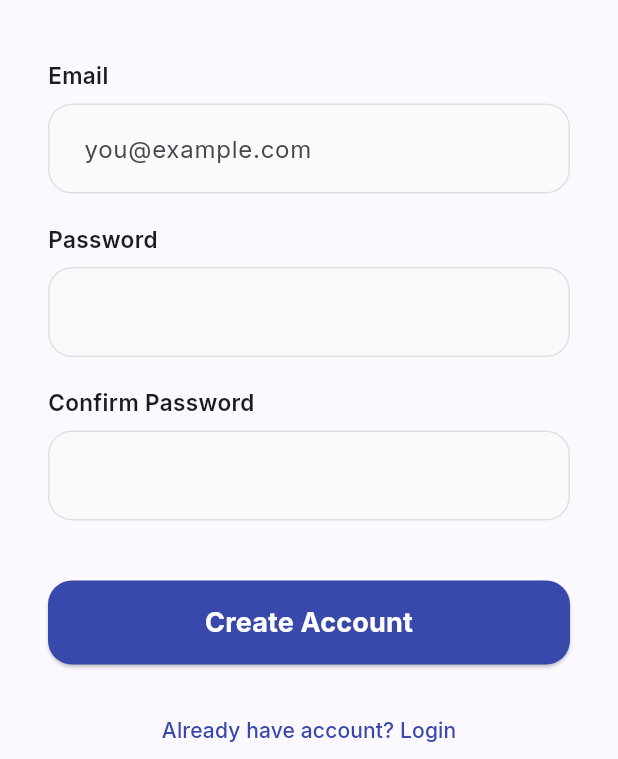
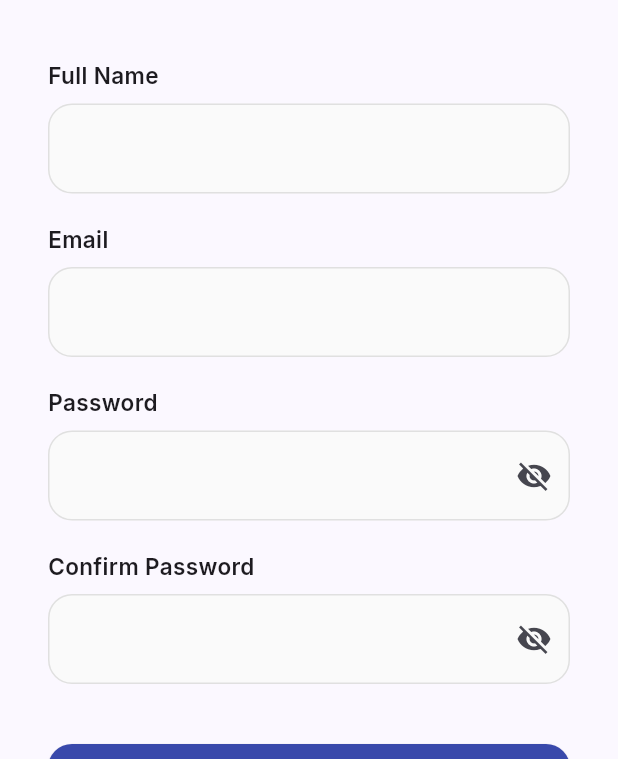
Before and after one commit to NirjalGGMU/BhandarX_App, a Flutter app: the RegisterScreen screen opened by its route, on a phone screen of 412 x 824 dp, the part 477-1236 px from its top. Run offline on Flutter 3.47's test engine with Material 3 defaults, Android fonts, the phone set to English and light mode, and no system bars; our stand-ins replace google_fonts, shared_preferences; accounts and stored records are empty.

Commit message:
Update UI and fix register

```diff
--- a/bhandarx_flutter/lib/screens/register_screen.dart
+++ b/bhandarx_flutter/lib/screens/register_screen.dart
@@ -1,137 +1,10 @@
-// // lib/screens/register_screen.dart
-
-// import 'package:flutter/material.dart';
-// import '../widgets/input_field.dart';
-// import '../widgets/custom_button.dart';
-// import '../services/auth_storage.dart';
-// import 'login_screen.dart';
-
-// class RegisterScreen extends StatefulWidget {
-//   static const routeName = '/register';
-//   const RegisterScreen({super.key});
-
-//   @override
-//   State<RegisterScreen> createState() => _RegisterScreenState();
-// }
-
-// class _RegisterScreenState extends State<RegisterScreen> {
-//   final _fullNameCtrl = TextEditingController();
-//   final _emailCtrl = TextEditingController();
-//   final _passCtrl = TextEditingController();
-//   final _confirmCtrl = TextEditingController();
-//   String? _error;
-
-//   void _register() async {
-//     final fullName = _fullNameCtrl.text.trim();
-//     final email = _emailCtrl.text.trim();
-//     final pass = _passCtrl.text;
-//     final confirm = _confirmCtrl.text;
-
-//     // Empty field validation
-//     if (fullName.isEmpty || email.isEmpty || pass.isEmpty || confirm.isEmpty) {
-//       setState(() => _error = "All fields are required");
-//       return;
-//     }
-
-//     // Password strength validation
-//     if (pass.length < 8 || !RegExp(r'[!@#$%^&*]').hasMatch(pass)) {
-//       setState(() => _error = "Password: 8+ chars + 1 special symbol");
-//       return;
-//     }
-
-//     // Confirm password validation
-//     if (pass != confirm) {
-//       setState(() => _error = "Passwords do not match");
-//       return;
-//     }
-
-//     // Save user (frontend only)
-//     await AuthStorage.saveUser(email, pass);
-
-//     // 🔥 FIXED — Redirect to LOGIN, NOT DASHBOARD
-//     Navigator.pushReplacementNamed(context, LoginScreen.routeName);
-//   }
-
-//   @override
-//   void dispose() {
-//     _fullNameCtrl.dispose();
-//     _emailCtrl.dispose();
-//     _passCtrl.dispose();
-//     _confirmCtrl.dispose();
-//     super.dispose();
-//   }
-
-//   @override
-//   Widget build(BuildContext context) {
-//     return Scaffold(
-//       body: SafeArea(
-//         child: SingleChildScrollView(
-//           padding: const EdgeInsets.all(32),
-//           child: Column(
-//             children: [
-//               const SizedBox(height: 60),
-//               Image.asset('assets/images/logo.png', height: 110),
-//               const SizedBox(height: 50),
-
-//               const Text(
-//                 "Create Account",
-//                 style: TextStyle(fontSize: 32, fontWeight: FontWeight.bold),
-//               ),
-//               const Text(
-//                 "Join BhandarX",
-//                 style: TextStyle(color: Colors.grey),
-//               ),
-//               const SizedBox(height: 40),
-
-//               // FULL NAME FIELD
-//               InputField(label: "Full Name", controller: _fullNameCtrl),
-
-//               // EMAIL FIELD
-//               InputField(label: "Email", controller: _emailCtrl),
-
-//               // PASSWORD FIELD
-//               InputField(label: "Password", controller: _passCtrl, isPassword: true),
-
-//               // CONFIRM PASSWORD FIELD
-//               InputField(label: "Confirm Password", controller: _confirmCtrl, isPassword: true),
-
-//               if (_error != null)
-//                 Padding(
-//                   padding: const EdgeInsets.symmetric(vertical: 12),
-//                   child: Text(
-//                     _error!,
-//                     style: const TextStyle(color: Colors.red),
-//                   ),
-//                 ),
-
-//               const SizedBox(height: 20),
-
-//               CustomButton(text: "Create Account", onPressed: _register),
-
-//               const SizedBox(height: 20),
-
-//               TextButton(
-//                 onPressed: () => Navigator.pop(context),
-//                 child: const Text(
-//                   "Already have account? Login",
-//                   style: TextStyle(color: Color(0xFF3949AB)),
-//                 ),
-//               ),
-//             ],
-//           ),
-//         ),
-//       ),
-//     );
-//   }
-// }
-
-
+// lib/screens/register_screen.dart
 
 import 'package:flutter/material.dart';
 import '../widgets/input_field.dart';
 import '../widgets/custom_button.dart';
 import '../services/auth_storage.dart';
-import 'dashboard_screen.dart';
+import 'login_screen.dart';
 
 class RegisterScreen extends StatefulWidget {
   static const routeName = '/register';
@@ -142,33 +15,50 @@ class RegisterScreen extends StatefulWidget {
 }
 
 class _RegisterScreenState extends State<RegisterScreen> {
+  final _fullNameCtrl = TextEditingController();
   final _emailCtrl = TextEditingController();
   final _passCtrl = TextEditingController();
   final _confirmCtrl = TextEditingController();
-  bool _showPass = false;
-  bool _showConfirm = false;
   String? _error;
 
   void _register() async {
+    final fullName = _fullNameCtrl.text.trim();
     final email = _emailCtrl.text.trim();
     final pass = _passCtrl.text;
     final confirm = _confirmCtrl.text;
 
-    if (email.isEmpty || pass.isEmpty || confirm.isEmpty) {
-      setState(() => _error = "All fields required");
+    // Empty field validation
+    if (fullName.isEmpty || email.isEmpty || pass.isEmpty || confirm.isEmpty) {
+      setState(() => _error = "All fields are required");
       return;
     }
+
+    // Password strength validation
     if (pass.length < 8 || !RegExp(r'[!@#$%^&*]').hasMatch(pass)) {
-      setState(() => _error = "Password: 8+ chars & 1 special symbol");
+      setState(() => _error = "Password: 8+ chars + 1 special symbol");
       return;
     }
+
+    // Confirm password validation
     if (pass != confirm) {
       setState(() => _error = "Passwords do not match");
       return;
     }
 
+    // Save user (frontend only)
     await AuthStorage.saveUser(email, pass);
-    Navigator.pushReplacementNamed(context, DashboardScreen.routeName);
+
+    // 🔥 FIXED — Redirect to LOGIN, NOT DASHBOARD
+    Navigator.pushReplacementNamed(context, LoginScreen.routeName);
+  }
+
+  @override
+  void dispose() {
+    _fullNameCtrl.dispose();
+    _emailCtrl.dispose();
+    _passCtrl.dispose();
+    _confirmCtrl.dispose();
+    super.dispose();
   }
 
   @override
@@ -182,17 +72,51 @@ class _RegisterScreenState extends State<RegisterScreen> {
               const SizedBox(height: 60),
               Image.asset('assets/images/logo.png', height: 110),
               const SizedBox(height: 50),
-              const Text("Create Account", style: TextStyle(fontSize: 32, fontWeight: FontWeight.bold)),
-              const Text("Join BhandarX", style: TextStyle(color: Colors.grey)),
+
+              const Text(
+                "Create Account",
+                style: TextStyle(fontSize: 32, fontWeight: FontWeight.bold),
+              ),
+              const Text(
+                "Join BhandarX",
+                style: TextStyle(color: Colors.grey),
+              ),
               const SizedBox(height: 40),
-              InputField(label: "Email", controller: _emailCtrl, hint: "you@example.com"),
-              InputField(label: "Password", controller: _passCtrl, obscureText: !_showPass, showToggle: true, onToggle: () => setState(() => _showPass = !_showPass)),
-              InputField(label: "Confirm Password", controller: _confirmCtrl, obscureText: !_showConfirm, showToggle: true, onToggle: () => setState(() => _showConfirm = !_showConfirm)),
-              if (_error != null) Padding(padding: const EdgeInsets.all(10), child: Text(_error!, style: const TextStyle(color: Colors.red))),
+
+              // FULL NAME FIELD
+              InputField(label: "Full Name", controller: _fullNameCtrl),
+
+              // EMAIL FIELD
+              InputField(label: "Email", controller: _emailCtrl),
+
+              // PASSWORD FIELD
+              InputField(label: "Password", controller: _passCtrl, isPassword: true),
+
+              // CONFIRM PASSWORD FIELD
+              InputField(label: "Confirm Password", controller: _confirmCtrl, isPassword: true),
+
+              if (_error != null)
+                Padding(
+                  padding: const EdgeInsets.symmetric(vertical: 12),
+                  child: Text(
+                    _error!,
+                    style: const TextStyle(color: Colors.red),
+                  ),
+                ),
+
               const SizedBox(height: 20),
+
               CustomButton(text: "Create Account", onPressed: _register),
+
               const SizedBox(height: 20),
-              TextButton(onPressed: () => Navigator.pop(context), child: const Text("Already have account? Login", style: TextStyle(color: Color(0xFF3949AB)))),
+
+              TextButton(
+                onPressed: () => Navigator.pop(context),
+                child: const Text(
+                  "Already have account? Login",
+                  style: TextStyle(color: Color(0xFF3949AB)),
+                ),
+              ),
             ],
           ),
         ),
```
